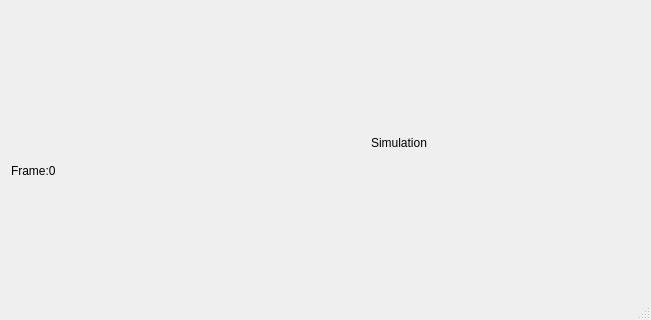
The window that PressureImageDisplay/pressureimagedisplay.ui (VindictivePlatypus/PressureImageDisplay) describes before a commit, drawn with Qt 5; both pictures show x 389 to 1040 and y 474 to 794 of the 1040 by 794 pixel window.
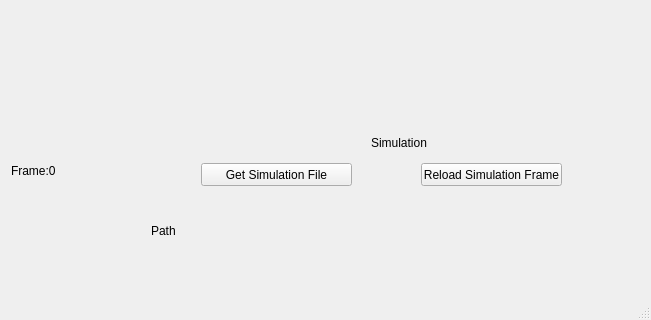
The same window after the commit.

Commit message: Added support for simulation data

What changed in the file:
```diff
--- a/PressureImageDisplay/pressureimagedisplay.ui
+++ b/PressureImageDisplay/pressureimagedisplay.ui
@@ -121,6 +121,45 @@
      <string>Path</string>
     </property>
    </widget>
+   <widget class="QPushButton" name="LoadSimuBtton">
+    <property name="geometry">
+     <rect>
+      <x>590</x>
+      <y>620</y>
+      <width>151</width>
+      <height>23</height>
+     </rect>
+    </property>
+    <property name="text">
+     <string>Get Simulation File</string>
+    </property>
+   </widget>
+   <widget class="QLabel" name="SimuPath">
+    <property name="geometry">
+     <rect>
+      <x>540</x>
+      <y>680</y>
+      <width>491</width>
+      <height>16</height>
+     </rect>
+    </property>
+    <property name="text">
+     <string>Path</string>
+    </property>
+   </widget>
+   <widget class="QPushButton" name="ReloadSimuFile">
+    <property name="geometry">
+     <rect>
+      <x>810</x>
+      <y>620</y>
+      <width>141</width>
+      <height>23</height>
+     </rect>
+    </property>
+    <property name="text">
+     <string>Reload Simulation Frame</string>
+    </property>
+   </widget>
   </widget>
   <widget class="QMenuBar" name="menuBar">
    <property name="geometry">
```
The commit also changes 6 other files.
